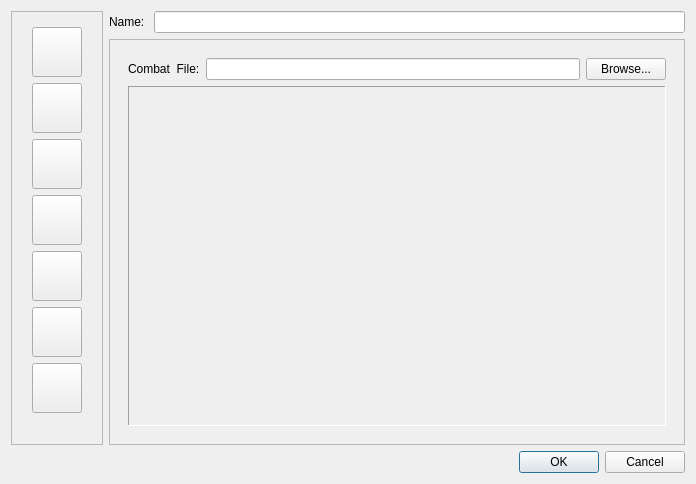
Qt form DMHelper/src/newentrydialog.ui (MMetze/DMHelper) before a commit.
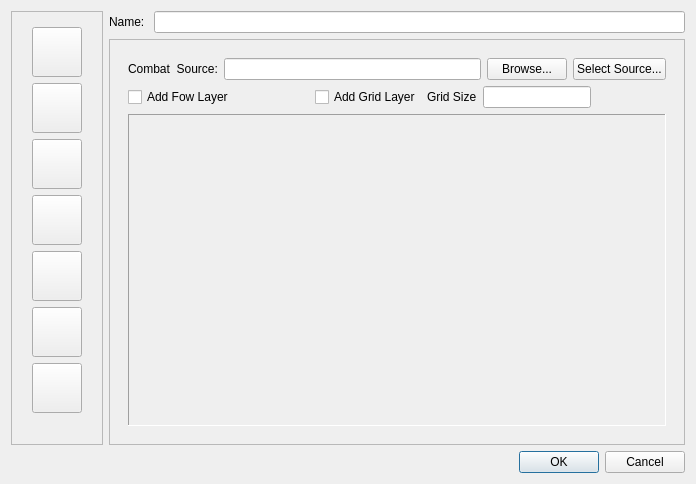
The same form after that commit. The open tabs and pages were chosen to show the change. Icons and pictures are not drawn.

Commit message:
Add grid offset and combat source selection features
Introduces grid offset management in LayerGrid and BattleFrame, allowing grid scale and offset to be set together. Updates NewEntryDialog to support combat source selection, including map, blank map, or image, and adds UI controls for grid and fog-of-war layers. Refactors map preview logic and improves layer selection for FoW operations.

What changed in the file:
```diff
--- a/DMHelper/src/newentrydialog.ui
+++ b/DMHelper/src/newentrydialog.ui
@@ -895,7 +895,7 @@
                 <item>
                  <widget class="QLabel" name="label_6">
                   <property name="text">
-                   <string>Combat  File:</string>
+                   <string>Combat  Source:</string>
                   </property>
                  </widget>
                 </item>
@@ -908,6 +908,80 @@
                    <string>Browse...</string>
                   </property>
                  </widget>
+                </item>
+                <item>
+                 <widget class="QPushButton" name="btnCombatSelectMap">
+                  <property name="text">
+                   <string>Select Source...</string>
+                  </property>
+                 </widget>
+                </item>
+               </layout>
+              </item>
+              <item>
+               <layout class="QHBoxLayout" name="horizontalLayout_14" stretch="0,1,0,0,0,1">
+                <item>
+                 <widget class="QCheckBox" name="chkCombatFow">
+                  <property name="text">
+                   <string>Add Fow Layer</string>
+                  </property>
+                 </widget>
+                </item>
+                <item>
+                 <spacer name="horizontalSpacer_10">
+                  <property name="orientation">
+                   <enum>Qt::Horizontal</enum>
+                  </property>
+                  <property name="sizeType">
+                   <enum>QSizePolicy::Preferred</enum>
+                  </property>
+                  <property name="sizeHint" stdset="0">
+                   <size>
+                    <width>40</width>
+                    <height>20</height>
+                   </size>
+                  </property>
+                 </spacer>
+                </item>
+                <item>
+                 <widget class="QCheckBox" name="chkCombatGrid">
+                  <property name="text">
+                   <string>Add Grid Layer</string>
+                  </property>
+                 </widget>
+                </item>
+                <item>
+                 <widget class="QLabel" name="lblCombatGrid">
+                  <property name="text">
+                   <string>Grid Size</string>
+                  </property>
+                 </widget>
+                </item>
+                <item>
+                 <widget class="QLineEdit" name="edtCombatGrid">
+                  <property name="sizePolicy">
+                   <sizepolicy hsizetype="Preferred" vsizetype="Fixed">
+                    <horstretch>0</horstretch>
+                    <verstretch>0</verstretch>
+                   </sizepolicy>
+                  </property>
+                 </widget>
+                </item>
+                <item>
+                 <spacer name="horizontalSpacer_11">
+                  <property name="orientation">
+                   <enum>Qt::Horizontal</enum>
+                  </property>
+                  <property name="sizeType">
+                   <enum>QSizePolicy::Preferred</enum>
+                  </property>
+                  <property name="sizeHint" stdset="0">
+                   <size>
+                    <width>40</width>
+                    <height>20</height>
+                   </size>
+                  </property>
+                 </spacer>
                 </item>
                </layout>
               </item>
```
The commit also changes 12 other files.
